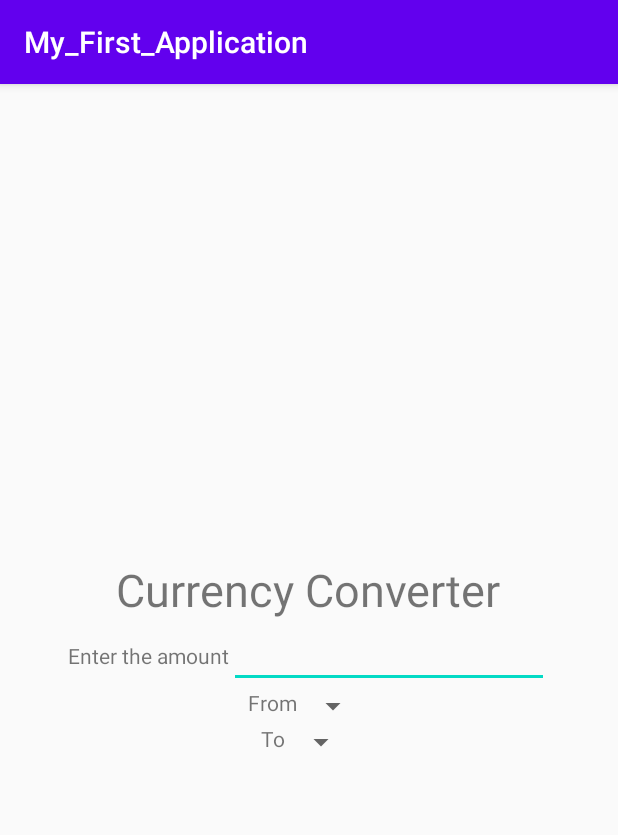
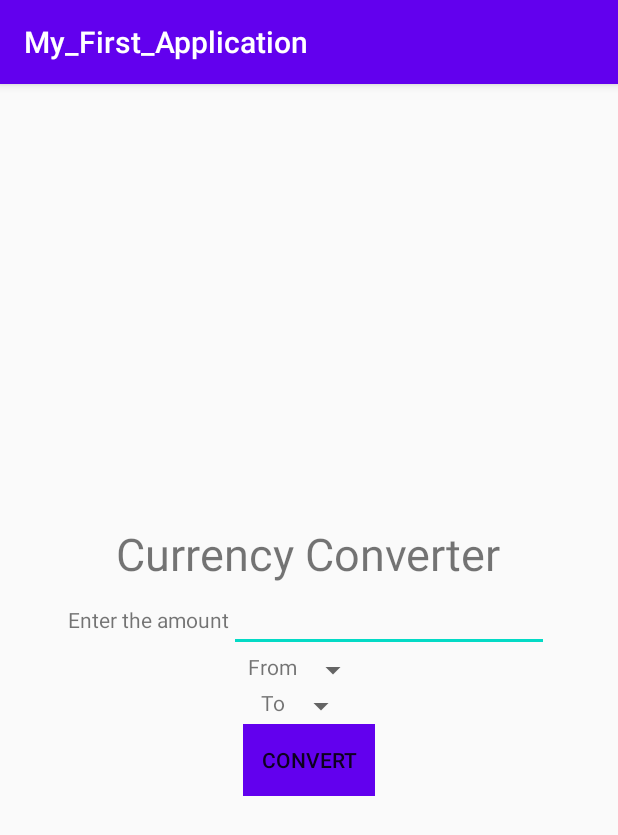
Before and after one commit to Hatemii/Converter, an Android app: the screen it shows after launch (MainActivity), on a phone screen of 412 x 824 dp. Shown: the top 835 px of the screen. Run offline under Robolectric (Android 15) with nearby library versions, the phone set to English and light mode, and no system bars.

Commit message:
button to confirm

```diff
--- a/app/src/main/res/layout/activity_main.xml
+++ b/app/src/main/res/layout/activity_main.xml
@@ -101,6 +101,25 @@
 
 
 
+    <LinearLayout
+        android:layout_width="wrap_content"
+        android:layout_height="wrap_content"
+        android:orientation="horizontal"
+        >
+
+        <Button
+            android:layout_width="wrap_content"
+            android:layout_height="wrap_content"
+            android:text="Convert"
+            android:background="@color/colorPrimary"
+            />
+
+
+    </LinearLayout>
+
+
+
+
 
 
 </LinearLayout>
```
